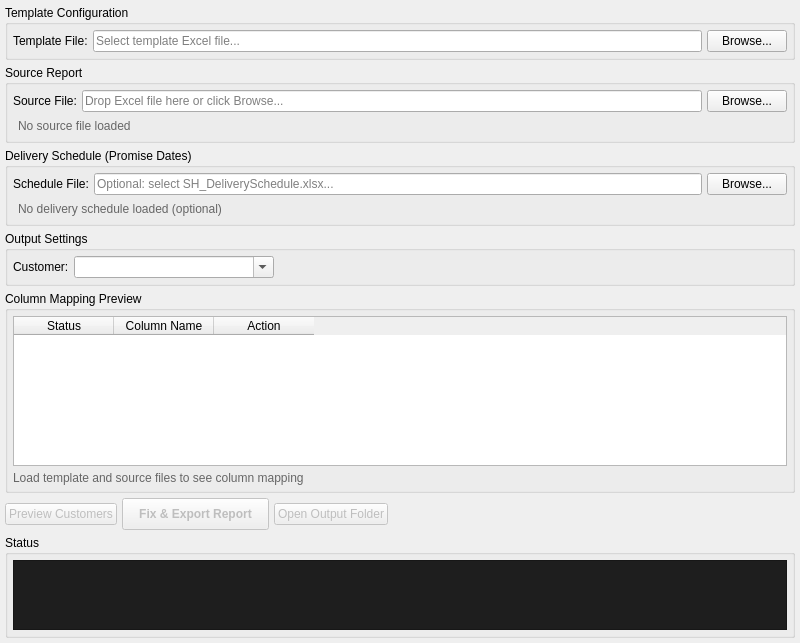
i-machine-things/JobDocs, file modules/reporting/ui/reporting_tab.ui: the form before one commit.
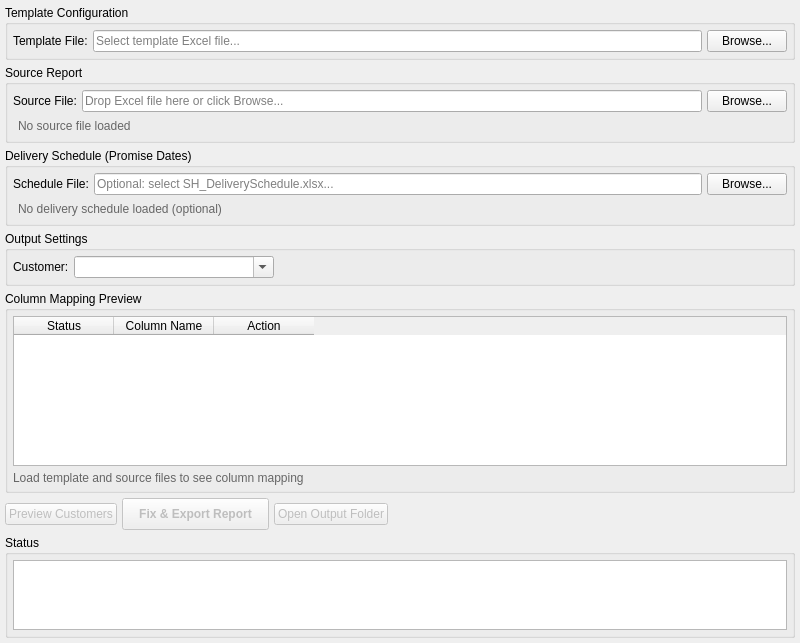
The form after the commit.

Diff of the .ui file:
```diff
--- a/modules/reporting/ui/reporting_tab.ui
+++ b/modules/reporting/ui/reporting_tab.ui
@@ -427,7 +427,7 @@
          </size>
         </property>
         <property name="styleSheet">
-         <string notr="true">background-color: #1e1e1e; color: #d4d4d4; font-family: monospace;</string>
+         <string notr="true">font-family: monospace;</string>
         </property>
        </widget>
       </item>
```
